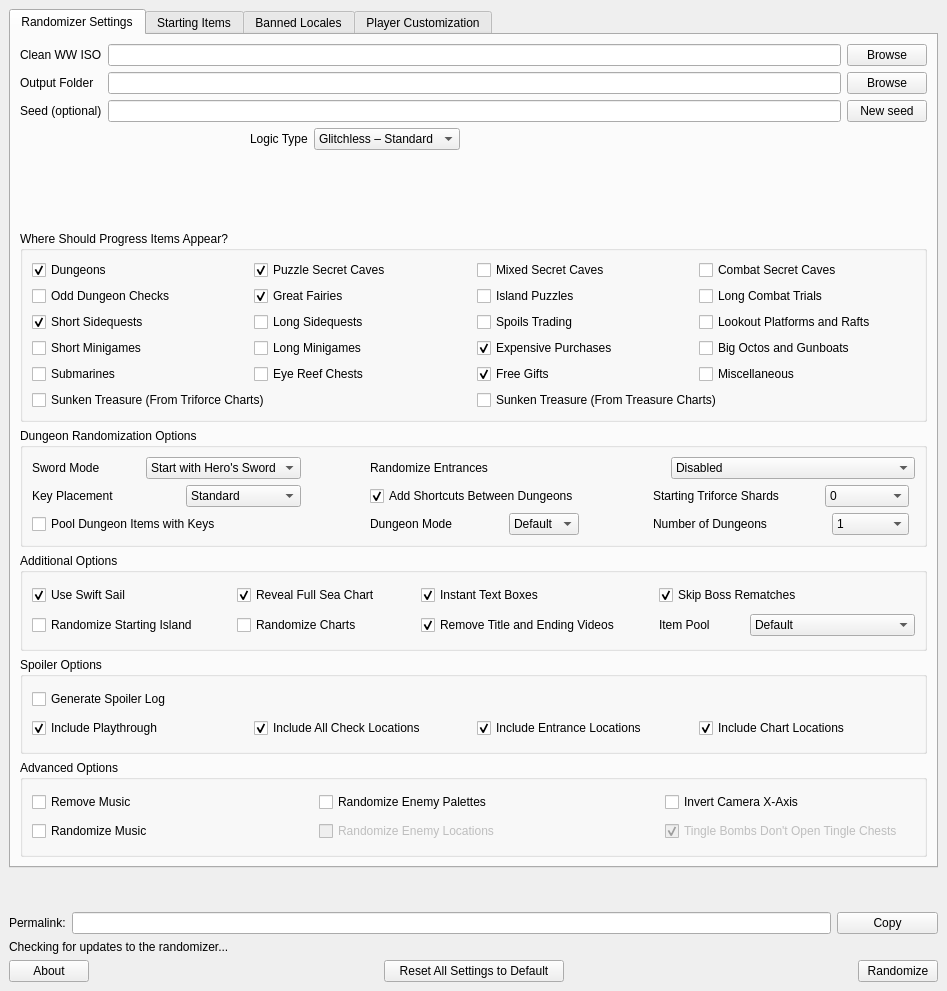
This is wwr_ui/randomizer_window.ui in wooferzfg/wwrando as Qt 5 draws it before an edit. The edited form follows.
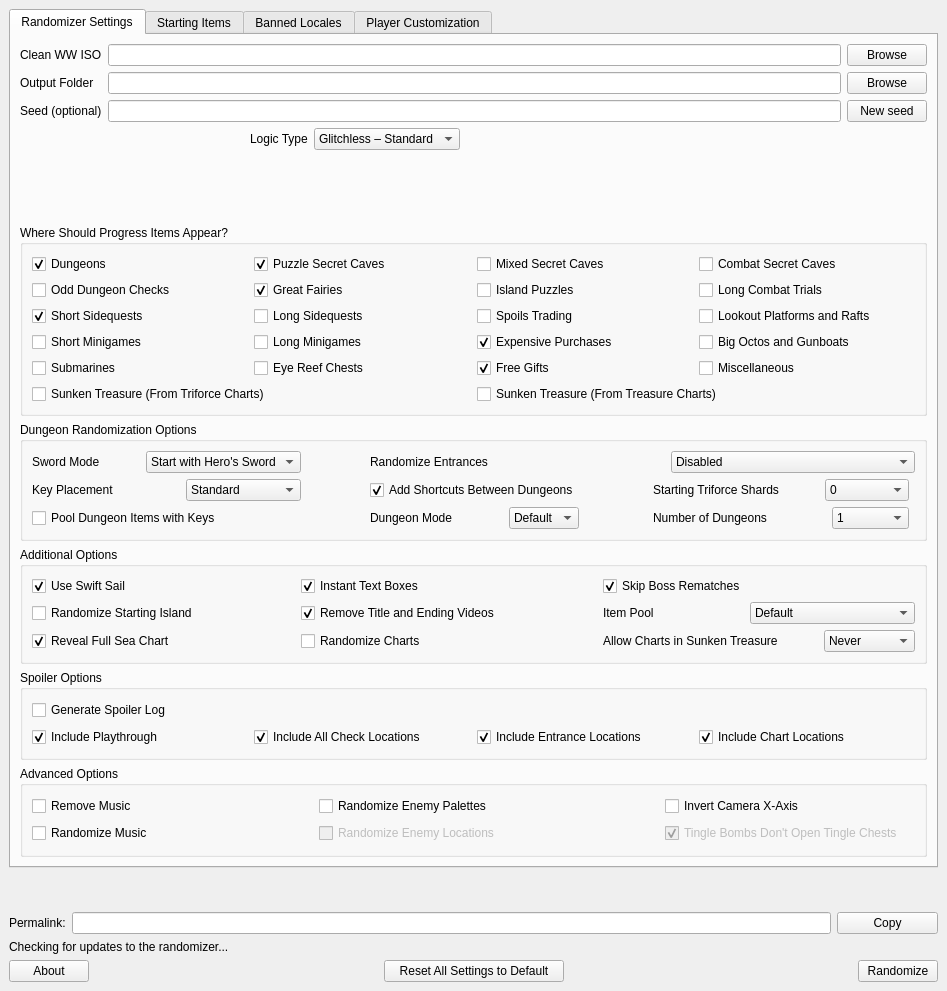
This is the edited form.

```diff
--- a/wwr_ui/randomizer_window.ui
+++ b/wwr_ui/randomizer_window.ui
@@ -852,14 +852,74 @@
                <string>Additional Options</string>
               </property>
               <layout class="QGridLayout" name="grid_for_convenience">
+               <item row="2" column="4">
+                <layout class="QHBoxLayout" name="layout_for_can_chain_charts" stretch="2,1,2">
+                 <item>
+                  <widget class="QLabel" name="label_for_can_chain_charts">
+                   <property name="text">
+                    <string>Allow Charts in Sunken Treasure</string>
+                   </property>
+                  </widget>
+                 </item>
+                 <item>
+                  <spacer name="spacer_for_can_chain_charts">
+                   <property name="orientation">
+                    <enum>Qt::Horizontal</enum>
+                   </property>
+                   <property name="sizeHint" stdset="0">
+                    <size>
+                     <width>40</width>
+                     <height>20</height>
+                    </size>
+                   </property>
+                  </spacer>
+                 </item>
+                 <item>
+                  <widget class="QComboBox" name="can_chain_charts">
+                   <item>
+                    <property name="text">
+                     <string>Never</string>
+                    </property>
+                   </item>
+                   <item>
+                    <property name="text">
+                     <string>Sometimes</string>
+                    </property>
+                   </item>
+                   <item>
+                    <property name="text">
+                     <string>Always</string>
+                    </property>
+                   </item>
+                  </widget>
+                 </item>
+                </layout>
+               </item>
                <item row="2" column="0">
+                <widget class="QCheckBox" name="reveal_full_sea_chart">
+                 <property name="text">
+                  <string>Reveal Full Sea Chart</string>
+                 </property>
+                 <property name="checked">
+                  <bool>true</bool>
+                 </property>
+                </widget>
+               </item>
+               <item row="2" column="2">
+                <widget class="QCheckBox" name="randomize_charts">
+                 <property name="text">
+                  <string>Randomize Charts</string>
+                 </property>
+                </widget>
+               </item>
+               <item row="1" column="0">
                 <widget class="QCheckBox" name="randomize_starting_island">
                  <property name="text">
                   <string>Randomize Starting Island</string>
                  </property>
                 </widget>
                </item>
-               <item row="1" column="0">
+               <item row="0" column="0">
                 <widget class="QCheckBox" name="swift_sail">
                  <property name="text">
                   <string>Use Swift Sail</string>
@@ -869,14 +929,7 @@
                  </property>
                 </widget>
                </item>
-               <item row="2" column="2">
-                <widget class="QCheckBox" name="randomize_charts">
-                 <property name="text">
-                  <string>Randomize Charts</string>
-                 </property>
-                </widget>
-               </item>
-               <item row="1" column="4">
+               <item row="0" column="2">
                 <widget class="QCheckBox" name="instant_text_boxes">
                  <property name="text">
                   <string>Instant Text Boxes</string>
@@ -886,7 +939,7 @@
                  </property>
                 </widget>
                </item>
-               <item row="1" column="6">
+               <item row="0" column="4">
                 <widget class="QCheckBox" name="skip_rematch_bosses">
                  <property name="text">
                   <string>Skip Boss Rematches</string>
@@ -897,16 +950,6 @@
                 </widget>
                </item>
                <item row="1" column="2">
-                <widget class="QCheckBox" name="reveal_full_sea_chart">
-                 <property name="text">
-                  <string>Reveal Full Sea Chart</string>
-                 </property>
-                 <property name="checked">
-                  <bool>true</bool>
-                 </property>
-                </widget>
-               </item>
-               <item row="2" column="4">
                 <widget class="QCheckBox" name="remove_title_and_ending_videos">
                  <property name="text">
                   <string>Remove Title and Ending Videos</string>
@@ -916,20 +959,7 @@
                  </property>
                 </widget>
                </item>
-               <item row="1" column="3">
-                <spacer name="horizontalSpacer_14">
-                 <property name="orientation">
-                  <enum>Qt::Horizontal</enum>
-                 </property>
-                 <property name="sizeHint" stdset="0">
-                  <size>
-                   <width>40</width>
-                   <height>20</height>
-                  </size>
-                 </property>
-                </spacer>
-               </item>
-               <item row="1" column="5">
+               <item row="0" column="3">
                 <spacer name="horizontalSpacer_15">
                  <property name="orientation">
                   <enum>Qt::Horizontal</enum>
@@ -942,7 +972,7 @@
                  </property>
                 </spacer>
                </item>
-               <item row="1" column="1">
+               <item row="0" column="1">
                 <spacer name="horizontalSpacer_13">
                  <property name="orientation">
                   <enum>Qt::Horizontal</enum>
@@ -955,8 +985,8 @@
                  </property>
                 </spacer>
                </item>
-               <item row="2" column="6">
-                <layout class="QHBoxLayout" name="layout_for_convenience_option">
+               <item row="1" column="4">
+                <layout class="QHBoxLayout" name="layout_for_convenience_option" stretch="2,1,2">
                  <item>
                   <widget class="QLabel" name="convenience_option_label">
                    <property name="text">
```
